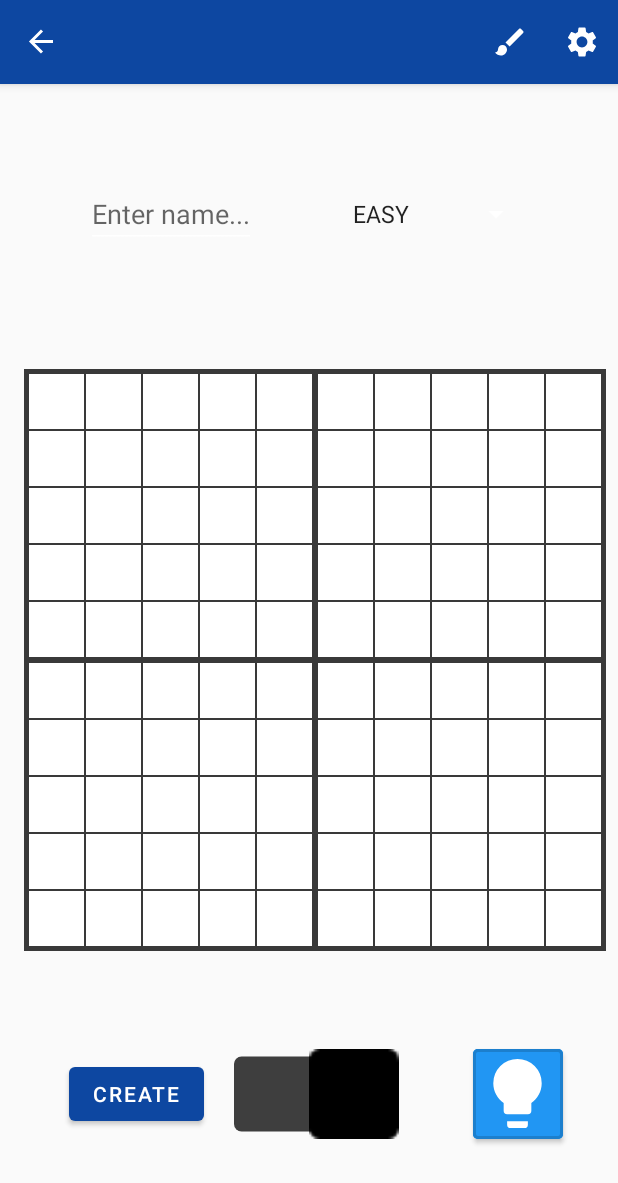
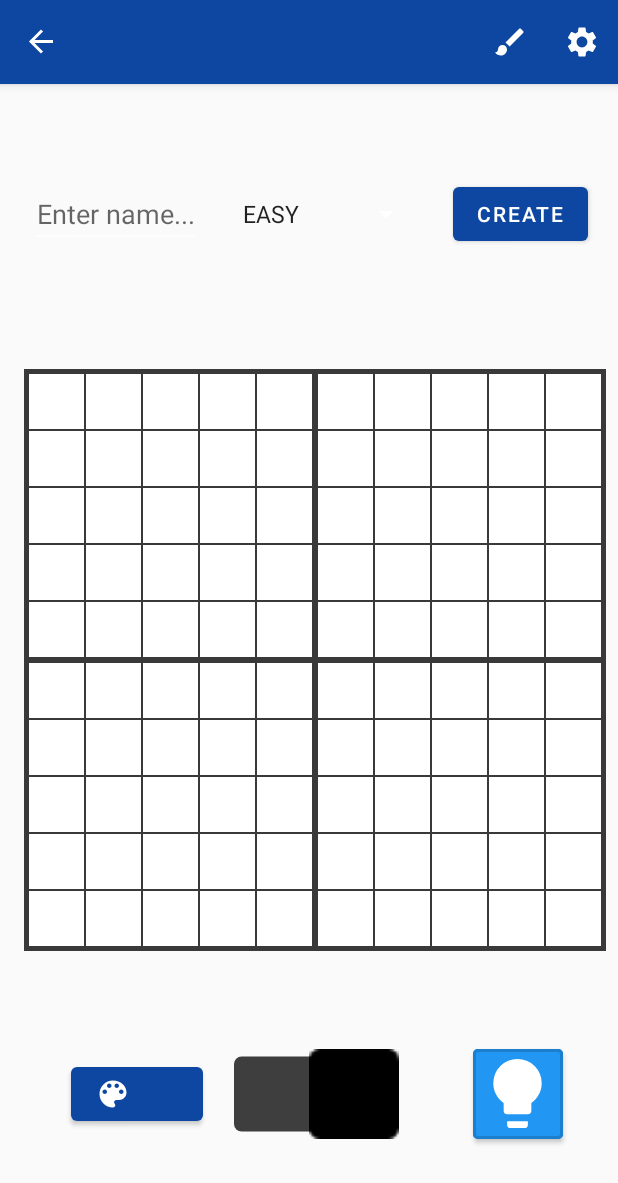
Before and after one commit to fviktor92/graphipuzzle, an Android app: the PlayFieldCreateFragment screen opened through its navigation route, on a phone screen of 412 x 824 dp. Shown: the top 1183 px of the screen. Run offline under Robolectric (Android 15) with nearby library versions, the phone set to English and light mode, and no system bars; our stand-ins replace data binding, navigation-ui.

Commit message:
added colorpicker dependency

```diff
--- a/app/build.gradle
+++ b/app/build.gradle
@@ -54,6 +54,7 @@
     implementation 'androidx.legacy:legacy-support-v4:1.0.0'
     implementation "androidx.fragment:fragment-ktx:1.2.5"
     implementation 'androidx.preference:preference-ktx:1.1.1'
+    implementation "com.github.skydoves:colorpickerview:2.2.3"
     testImplementation "org.jetbrains.kotlin:kotlin-test-junit:$kotlin_version"
     testImplementation 'junit:junit:4.13.1'
     testImplementation 'androidx.test:core:1.0.0'
--- a/app/src/main/java/com/graphipuzzle/fragments/PlayFieldCreateFragment.kt
+++ b/app/src/main/java/com/graphipuzzle/fragments/PlayFieldCreateFragment.kt
@@ -1,5 +1,6 @@
 package com.graphipuzzle.fragments
 
+import android.R
 import android.content.Context
 import android.os.Bundle
 import android.view.View
@@ -14,6 +15,7 @@
 import kotlinx.serialization.encodeToString
 import kotlinx.serialization.json.Json
 
+
 class PlayFieldCreateFragment : PlayFieldFragment()
 {
 	override fun onCreate(savedInstanceState: Bundle?)
@@ -26,16 +28,17 @@
 	{
 		super.onStart()
 		super.fragmentPlayFieldBinding.coloredTilesCounterText.visibility = View.INVISIBLE
+		super.fragmentPlayFieldBinding.colorPickerButton.visibility = View.VISIBLE
 		super.fragmentPlayFieldBinding.createButton.visibility = View.VISIBLE
 		super.fragmentPlayFieldBinding.playFieldName.visibility = View.VISIBLE
 		super.fragmentPlayFieldBinding.difficulty.visibility = View.VISIBLE
 		super.fragmentPlayFieldBinding.difficulty.adapter = ArrayAdapter(
-			requireContext(), android.R.layout.simple_spinner_item, PlayFieldDifficulty.values()
+			requireContext(), R.layout.simple_spinner_item, PlayFieldDifficulty.values()
 		)
 		super.fragmentPlayFieldBinding.createButton.setOnClickListener { createPlayField() }
 	}
 
-	fun createPlayField()
+	private fun createPlayField()
 	{
 		val fieldSize = super.playField.getFieldSize()
 		val playFieldName = super.fragmentPlayFieldBinding.playFieldName.text.toString()
--- /dev/null
+++ b/app/src/main/res/drawable/ic_baseline_color_lens_24.xml
@@ -0,0 +1,10 @@
+<vector xmlns:android="http://schemas.android.com/apk/res/android"
+    android:width="24dp"
+    android:height="24dp"
+    android:viewportWidth="24"
+    android:viewportHeight="24"
+    android:tint="?attr/colorControlNormal">
+  <path
+      android:fillColor="@android:color/white"
+      android:pathData="M12,3c-4.97,0 -9,4.03 -9,9s4.03,9 9,9c0.83,0 1.5,-0.67 1.5,-1.5 0,-0.39 -0.15,-0.74 -0.39,-1.01 -0.23,-0.26 -0.38,-0.61 -0.38,-0.99 0,-0.83 0.67,-1.5 1.5,-1.5L16,16c2.76,0 5,-2.24 5,-5 0,-4.42 -4.03,-8 -9,-8zM6.5,12c-0.83,0 -1.5,-0.67 -1.5,-1.5S5.67,9 6.5,9 8,9.67 8,10.5 7.33,12 6.5,12zM9.5,8C8.67,8 8,7.33 8,6.5S8.67,5 9.5,5s1.5,0.67 1.5,1.5S10.33,8 9.5,8zM14.5,8c-0.83,0 -1.5,-0.67 -1.5,-1.5S13.67,5 14.5,5s1.5,0.67 1.5,1.5S15.33,8 14.5,8zM17.5,12c-0.83,0 -1.5,-0.67 -1.5,-1.5S16.67,9 17.5,9s1.5,0.67 1.5,1.5 -0.67,1.5 -1.5,1.5z"/>
+</vector>
--- a/app/src/main/res/layout/fragment_play_field.xml
+++ b/app/src/main/res/layout/fragment_play_field.xml
@@ -45,8 +45,20 @@
                 android:layout_height="wrap_content"
                 android:visibility="invisible"
                 app:layout_constraintBottom_toTopOf="@+id/play_field_column_values_table"
+                app:layout_constraintEnd_toEndOf="@id/create_button"
+                app:layout_constraintStart_toEndOf="@id/play_field_name"
+                app:layout_constraintTop_toTopOf="parent" />
+
+
+            <com.google.android.material.button.MaterialButton
+                android:id="@+id/create_button"
+                android:layout_width="wrap_content"
+                android:layout_height="wrap_content"
+                android:text="Create"
+                android:visibility="invisible"
+                app:layout_constraintBottom_toTopOf="@+id/play_field_column_values_table"
                 app:layout_constraintEnd_toEndOf="parent"
-                app:layout_constraintStart_toEndOf="@id/play_field_name"
+                app:layout_constraintStart_toEndOf="@id/difficulty"
                 app:layout_constraintTop_toTopOf="parent" />
 
             <TextView
@@ -89,11 +101,11 @@
                 app:layout_constraintVertical_bias="0.5"></TableLayout>
 
             <com.google.android.material.button.MaterialButton
-                android:id="@+id/create_button"
+                android:id="@+id/color_picker_button"
                 android:layout_width="wrap_content"
                 android:layout_height="wrap_content"
-                android:text="Create"
                 android:visibility="invisible"
+                app:icon="@drawable/ic_baseline_color_lens_24"
                 app:layout_constraintBottom_toBottomOf="@id/tile_color_switch"
                 app:layout_constraintEnd_toStartOf="@id/tile_color_switch"
                 app:layout_constraintStart_toStartOf="parent"
```
